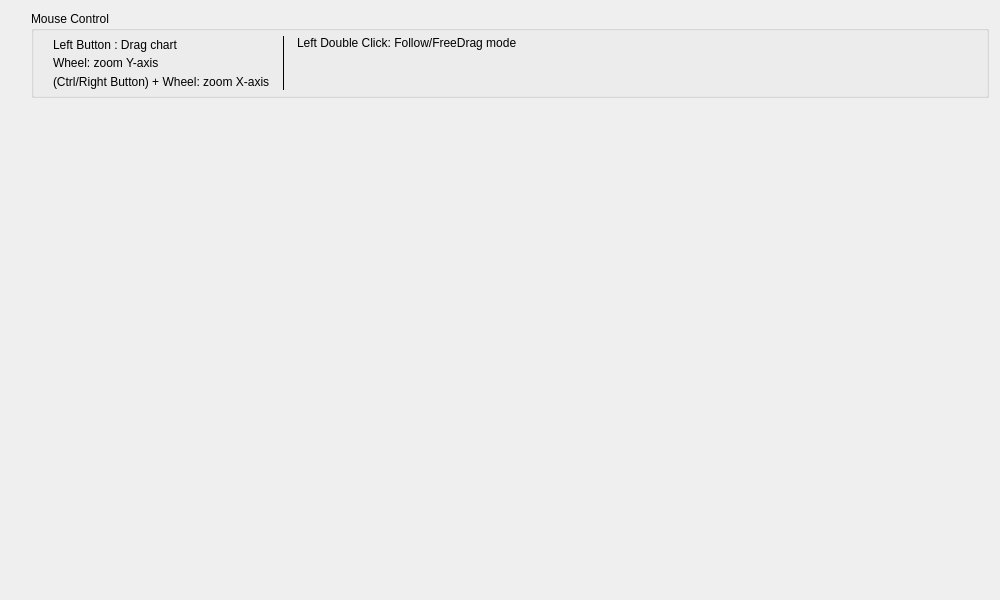
This is CHCenter/chartwindow.ui in dongFangTuring/CHCenter as Qt 5 draws it before an edit. The edited form follows.
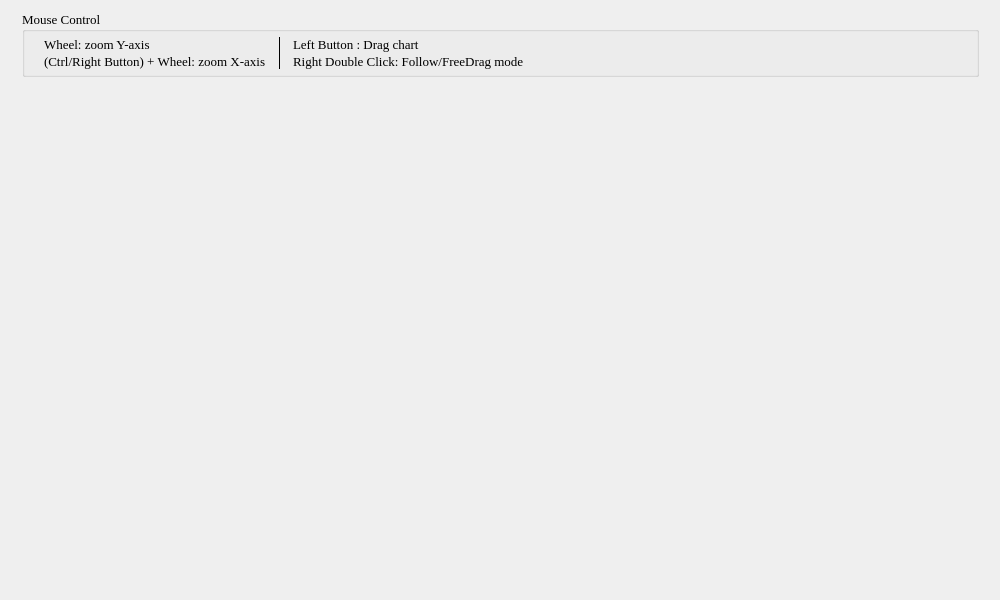
This is the edited form.

```diff
--- a/CHCenter/chartwindow.ui
+++ b/CHCenter/chartwindow.ui
@@ -14,47 +14,22 @@
    <string>Form</string>
   </property>
   <layout class="QGridLayout" name="gridLayout">
-   <item row="1" column="1">
-    <layout class="QVBoxLayout" name="verticalLayout_2">
-     <item>
-      <spacer name="verticalSpacer">
-       <property name="orientation">
-        <enum>Qt::Vertical</enum>
-       </property>
-       <property name="sizeHint" stdset="0">
-        <size>
-         <width>20</width>
-         <height>40</height>
-        </size>
-       </property>
-      </spacer>
-     </item>
-    </layout>
-   </item>
-   <item row="1" column="2" rowspan="2">
-    <layout class="QVBoxLayout" name="LayoutChart">
-     <property name="spacing">
-      <number>0</number>
-     </property>
-     <item>
-      <spacer name="horizontalSpacer">
-       <property name="orientation">
-        <enum>Qt::Horizontal</enum>
-       </property>
-       <property name="sizeHint" stdset="0">
-        <size>
-         <width>40</width>
-         <height>1</height>
-        </size>
-       </property>
-      </spacer>
-     </item>
-    </layout>
-   </item>
-   <item row="0" column="2">
+   <item row="0" column="1">
     <layout class="QHBoxLayout" name="horizontalLayout_2">
+     <property name="leftMargin">
+      <number>10</number>
+     </property>
+     <property name="rightMargin">
+      <number>10</number>
+     </property>
      <item>
       <widget class="QGroupBox" name="groupBox_2">
+       <property name="font">
+        <font>
+         <family>Times New Roman</family>
+         <pointsize>10</pointsize>
+        </font>
+       </property>
        <property name="title">
         <string>Mouse Control</string>
        </property>
@@ -76,13 +51,6 @@
           <property name="rightMargin">
            <number>10</number>
           </property>
-          <item>
-           <widget class="QLabel" name="label_3">
-            <property name="text">
-             <string>Left Button : Drag chart</string>
-            </property>
-           </widget>
-          </item>
           <item>
            <widget class="QLabel" name="label">
             <property name="text">
@@ -123,29 +91,20 @@
           <property name="rightMargin">
            <number>10</number>
           </property>
+          <item>
+           <widget class="QLabel" name="label_3">
+            <property name="text">
+             <string>Left Button : Drag chart</string>
+            </property>
+           </widget>
+          </item>
           <item>
            <widget class="QLabel" name="LabelChartMode">
             <property name="text">
-             <string>Left Double Click: Follow/FreeDrag mode</string>
+             <string>Right Double Click: Follow/FreeDrag mode</string>
             </property>
            </widget>
           </item>
-          <item>
-           <spacer name="verticalSpacer_2">
-            <property name="orientation">
-             <enum>Qt::Vertical</enum>
-            </property>
-            <property name="sizeType">
-             <enum>QSizePolicy::Maximum</enum>
-            </property>
-            <property name="sizeHint" stdset="0">
-             <size>
-              <width>20</width>
-              <height>40</height>
-             </size>
-            </property>
-           </spacer>
-          </item>
          </layout>
         </item>
         <item>
@@ -166,6 +125,39 @@
      </item>
     </layout>
    </item>
+   <item row="1" column="1" rowspan="2">
+    <layout class="QVBoxLayout" name="LayoutChart">
+     <property name="spacing">
+      <number>0</number>
+     </property>
+     <item>
+      <spacer name="horizontalSpacer">
+       <property name="orientation">
+        <enum>Qt::Horizontal</enum>
+       </property>
+       <property name="sizeHint" stdset="0">
+        <size>
+         <width>40</width>
+         <height>1</height>
+        </size>
+       </property>
+      </spacer>
+     </item>
+    </layout>
+   </item>
+   <item row="1" column="0">
+    <spacer name="verticalSpacer">
+     <property name="orientation">
+      <enum>Qt::Vertical</enum>
+     </property>
+     <property name="sizeHint" stdset="0">
+      <size>
+       <width>1</width>
+       <height>40</height>
+      </size>
+     </property>
+    </spacer>
+   </item>
   </layout>
  </widget>
  <resources/>
```
